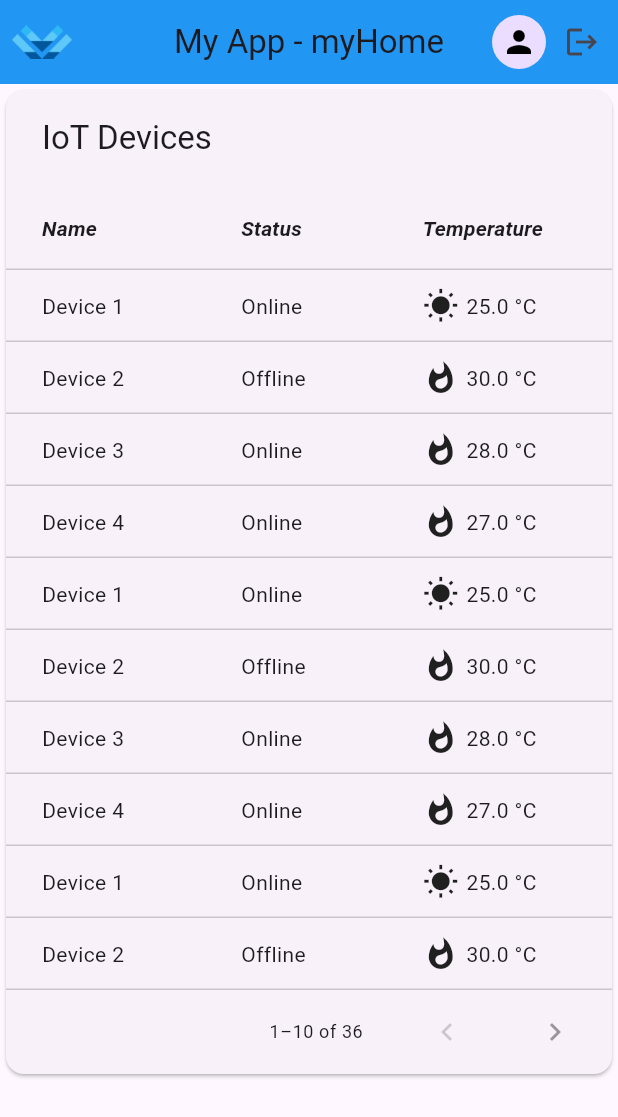
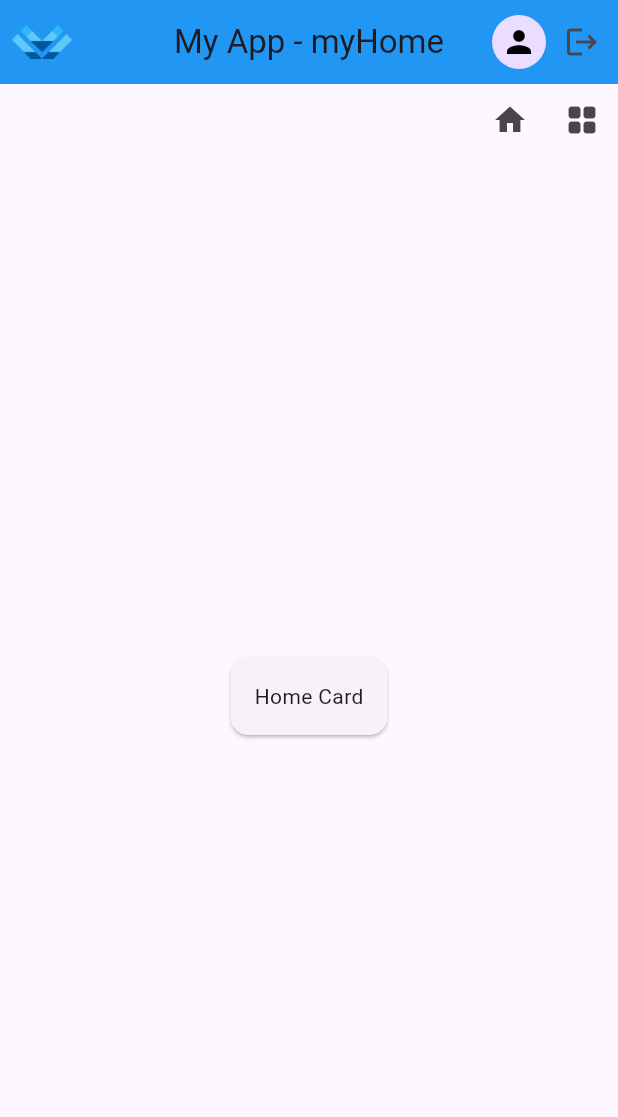
Before and after one commit to boodskap/twinned_template, a Flutter app: the screen it shows after launch, after a tap on "Forgot your password?", after a tap on "Cancel", after a tap on "Login", on a phone screen of 412 x 824 dp. Shown: the top 1117 px of the screen. Run offline on Flutter 3.47's test engine with Material 3 defaults, Android fonts, the light colour scheme and no system bars; our stand-ins replace convex_bottom_bar, pinput.

Commit message:
home screen view

```diff
--- /dev/null
+++ b/lib/pages/home/page_datatable.dart
@@ -0,0 +1,108 @@
+import 'package:flutter/material.dart';
+import 'package:twinned_template/pages/home/page_homescreen.dart';
+
+class DataTablePage extends StatelessWidget {
+  final List<IoTDevice> devices;
+
+  const DataTablePage({Key? key, required this.devices}) : super(key: key);
+
+  IconData getIconForTemperature(double temperature) {
+    if (temperature <= 20) {
+      return Icons.ac_unit;
+    } else if (temperature > 20 && temperature <= 25) {
+      return Icons.wb_sunny;
+    } else {
+      return Icons.whatshot;
+    }
+  }
+
+  @override
+  Widget build(BuildContext context) {
+    return SizedBox(
+      width: MediaQuery.of(context).size.width,
+      height: MediaQuery.of(context).size.height,
+      child: SingleChildScrollView(
+        child: PaginatedDataTable(
+          header: const Text('IoT Devices'),
+          columns: const <DataColumn>[
+            DataColumn(
+              label: Text(
+                'Name',
+                style: TextStyle(
+                  fontStyle: FontStyle.italic,
+                  fontWeight: FontWeight.bold,
+                ),
+              ),
+            ),
+            DataColumn(
+              label: Text(
+                'Status',
+                style: TextStyle(
+                  fontStyle: FontStyle.italic,
+                  fontWeight: FontWeight.bold,
+                ),
+              ),
+            ),
+            DataColumn(
+              label: Text(
+                'Temperature',
+                style: TextStyle(
+                  fontStyle: FontStyle.italic,
+                  fontWeight: FontWeight.bold,
+                ),
+              ),
+            ),
+          ],
+          source: _DeviceDataSource(devices),
+          rowsPerPage: 5,
+        ),
+      ),
+    );
+  }
+}
+
+class _DeviceDataSource extends DataTableSource {
+  final List<IoTDevice> _devices;
+
+  _DeviceDataSource(this._devices);
+
+  IconData getIconForTemperature(double temperature) {
+    if (temperature <= 20) {
+      return Icons.ac_unit;
+    } else if (temperature > 20 && temperature <= 25) {
+      return Icons.wb_sunny;
+    } else {
+      return Icons.whatshot;
+    }
+  }
+
+  @override
+  DataRow? getRow(int index) {
+    if (index >= _devices.length) {
+      return null;
+    }
+    final device = _devices[index];
+    return DataRow(cells: [
+      DataCell(Text(device.name)),
+      DataCell(Text(device.status)),
+      DataCell(
+        Row(
+          children: [
+            Icon(getIconForTemperature(device.temperature)),
+            const SizedBox(width: 5),
+            Text('${device.temperature} °C'),
+          ],
+        ),
+      ),
+    ]);
+  }
+
+  @override
+  bool get isRowCountApproximate => false;
+
+  @override
+  int get rowCount => _devices.length;
+
+  @override
+  int get selectedRowCount => 0;
+}
--- a/lib/pages/home/page_grid.dart
+++ /dev/null
@@ -1,161 +0,0 @@
-import 'package:flutter/material.dart';
-
-class IoTDevice {
-  final String name;
-  final String status;
-  final double temperature;
-
-  IoTDevice({
-    required this.name,
-    required this.status,
-    required this.temperature,
-  });
-}
-
-class GridPage extends StatefulWidget {
-  const GridPage({super.key});
-
-  @override
-  State<GridPage> createState() => _GridPageState();
-}
-
-class _GridPageState extends State<GridPage> {
-  List<IoTDevice> devices = [
-    IoTDevice(name: 'Device 1', status: 'Online', temperature: 25.0),
-    IoTDevice(name: 'Device 2', status: 'Offline', temperature: 30.0),
-    IoTDevice(name: 'Device 3', status: 'Online', temperature: 28.0),
-    IoTDevice(name: 'Device 4', status: 'Online', temperature: 27.0),
-    IoTDevice(name: 'Device 1', status: 'Online', temperature: 25.0),
-    IoTDevice(name: 'Device 2', status: 'Offline', temperature: 30.0),
-    IoTDevice(name: 'Device 3', status: 'Online', temperature: 28.0),
-    IoTDevice(name: 'Device 4', status: 'Online', temperature: 27.0),
-    IoTDevice(name: 'Device 1', status: 'Online', temperature: 25.0),
-    IoTDevice(name: 'Device 2', status: 'Offline', temperature: 30.0),
-    IoTDevice(name: 'Device 3', status: 'Online', temperature: 28.0),
-    IoTDevice(name: 'Device 4', status: 'Online', temperature: 27.0),
-    IoTDevice(name: 'Device 1', status: 'Online', temperature: 25.0),
-    IoTDevice(name: 'Device 2', status: 'Offline', temperature: 30.0),
-    IoTDevice(name: 'Device 3', status: 'Online', temperature: 28.0),
-    IoTDevice(name: 'Device 4', status: 'Online', temperature: 27.0),
-    IoTDevice(name: 'Device 1', status: 'Online', temperature: 25.0),
-    IoTDevice(name: 'Device 2', status: 'Offline', temperature: 30.0),
-    IoTDevice(name: 'Device 3', status: 'Online', temperature: 28.0),
-    IoTDevice(name: 'Device 4', status: 'Online', temperature: 27.0),
-    IoTDevice(name: 'Device 1', status: 'Online', temperature: 25.0),
-    IoTDevice(name: 'Device 2', status: 'Offline', temperature: 30.0),
-    IoTDevice(name: 'Device 3', status: 'Online', temperature: 28.0),
-    IoTDevice(name: 'Device 4', status: 'Online', temperature: 27.0),
-    IoTDevice(name: 'Device 1', status: 'Online', temperature: 25.0),
-    IoTDevice(name: 'Device 2', status: 'Offline', temperature: 30.0),
-    IoTDevice(name: 'Device 3', status: 'Online', temperature: 28.0),
-    IoTDevice(name: 'Device 4', status: 'Online', temperature: 27.0),
-    IoTDevice(name: 'Device 1', status: 'Online', temperature: 25.0),
-    IoTDevice(name: 'Device 2', status: 'Offline', temperature: 30.0),
-    IoTDevice(name: 'Device 3', status: 'Online', temperature: 28.0),
-    IoTDevice(name: 'Device 4', status: 'Online', temperature: 27.0),
-    IoTDevice(name: 'Device 1', status: 'Online', temperature: 25.0),
-    IoTDevice(name: 'Device 2', status: 'Offline', temperature: 30.0),
-    IoTDevice(name: 'Device 3', status: 'Online', temperature: 28.0),
-    IoTDevice(name: 'Device 4', status: 'Online', temperature: 27.0),
-    // Your IoTDevice list...
-  ];
-
-  IconData getIconForTemperature(double temperature) {
-    if (temperature <= 20) {
-      return Icons.ac_unit;
-    } else if (temperature > 20 && temperature <= 25) {
-      return Icons.wb_sunny;
-    } else {
-      return Icons.whatshot;
-    }
-  }
-
-  @override
-  Widget build(BuildContext context) {
-    return Scaffold(
-      // appBar: AppBar(
-      //   title: const Text('IoT Device Grid'),
-      // ),
-      body: SizedBox(
-        width: MediaQuery.of(context).size.width,
-        height: MediaQuery.of(context).size.height,
-        child: SingleChildScrollView(
-          child: PaginatedDataTable(
-            header: const Text('IoT Devices'),
-            columns: const <DataColumn>[
-              DataColumn(
-                label: Text(
-                  'Name',
-                  style: TextStyle(
-                      fontStyle: FontStyle.italic, fontWeight: FontWeight.bold),
-                ),
-              ),
-              DataColumn(
-                label: Text(
-                  'Status',
-                  style: TextStyle(
-                      fontStyle: FontStyle.italic, fontWeight: FontWeight.bold),
-                ),
-              ),
-              DataColumn(
-                label: Text(
-                  'Temperature',
-                  style: TextStyle(
-                      fontStyle: FontStyle.italic, fontWeight: FontWeight.bold),
-                ),
-              ),
-            ],
-            source: _DeviceDataSource(devices),
-            rowsPerPage: 10, // Number of rows per page
-          ),
-        ),
-      ),
-    );
-  }
-}
-
-class _DeviceDataSource extends DataTableSource {
-  final List<IoTDevice> _devices;
-
-  _DeviceDataSource(this._devices);
-
-  IconData getIconForTemperature(double temperature) {
-    if (temperature <= 20) {
-      return Icons.ac_unit;
-    } else if (temperature > 20 && temperature <= 25) {
-      return Icons.wb_sunny;
-    } else {
-      return Icons.whatshot;
-    }
-  }
-
-  @override
-  DataRow? getRow(int index) {
-    if (index >= _devices.length) {
-      return null;
-    }
-    final device = _devices[index];
-    return DataRow(cells: [
-      DataCell(Text(device.name)),
-      DataCell(Text(device.status)),
-      DataCell(
-        Row(
-          children: [
-            Icon(getIconForTemperature(device.temperature)),
-            const SizedBox(width: 5),
-            Text('${device.temperature} °C'),
-          ],
-        ),
-      ),
-    ]);
-  }
-
-  @override
-  bool get isRowCountApproximate => false;
-
-  @override
-  int get rowCount => _devices.length;
-
-  @override
-  int get selectedRowCount => 0;
-}
--- /dev/null
+++ b/lib/pages/home/page_homescreen.dart
@@ -0,0 +1,116 @@
+import 'package:flutter/material.dart';
+import 'package:twinned_template/pages/home/page_datatable.dart';
+
+class IoTDevice {
+  final String name;
+  final String status;
+  final double temperature;
+
+  IoTDevice({
+    required this.name,
+    required this.status,
+    required this.temperature,
+  });
+}
+
+enum ViewType { card, grid}
+
+class HomePageView extends StatefulWidget {
+  const HomePageView({
+    super.key,
+  });
+
+  @override
+  State<HomePageView> createState() => _HomePageViewState();
+}
+
+class _HomePageViewState extends State<HomePageView> {
+  List<IoTDevice> devices = [
+    IoTDevice(name: 'Device 1', status: 'Online', temperature: 25.0),
+    IoTDevice(name: 'Device 2', status: 'Offline', temperature: 30.0),
+    IoTDevice(name: 'Device 3', status: 'Online', temperature: 28.0),
+    IoTDevice(name: 'Device 4', status: 'Online', temperature: 27.0),
+    IoTDevice(name: 'Device 5', status: 'Online', temperature: 25.0),
+    IoTDevice(name: 'Device 6', status: 'Offline', temperature: 30.0),
+    IoTDevice(name: 'Device 7', status: 'Online', temperature: 28.0),
+    IoTDevice(name: 'Device 8', status: 'Online', temperature: 27.0),
+    IoTDevice(name: 'Device 9', status: 'Online', temperature: 25.0),
+    IoTDevice(name: 'Device 10', status: 'Offline', temperature: 30.0),
+    IoTDevice(name: 'Device 11', status: 'Online', temperature: 28.0),
+    IoTDevice(name: 'Device 12', status: 'Online', temperature: 27.0),
+    IoTDevice(name: 'Device 13', status: 'Online', temperature: 25.0),
+    IoTDevice(name: 'Device 14', status: 'Offline', temperature: 30.0),
+    IoTDevice(name: 'Device 15', status: 'Online', temperature: 28.0),
+  ];
+
+  ViewType _viewType = ViewType.card;
+
+  @override
+  Widget build(BuildContext context) {
+    return Scaffold(
+      body: SafeArea(
+        child: Column(
+          children: [
+            Row(
+              mainAxisAlignment: MainAxisAlignment.end,
+              children: [
+                IconButton(
+                  onPressed: () {
+                    setState(() {
+                      _viewType = ViewType.card;
+                    });
+                  },
+                  icon: const Icon(Icons.home),
+                ),
+                IconButton(
+                  onPressed: () {
+                    setState(() {
+                      _viewType = ViewType.grid;
+                    });
+                  },
+                  icon: const Icon(Icons.grid_view_rounded),
+                ),
+                // IconButton(
+                //   onPressed: () {
+                //     setState(() {
+                //       _viewType = ViewType.settings;
+                //     });
+                //   },
+                //   icon: const Icon(Icons.settings),
+                // ),
+              ],
+            ),
+            Expanded(
+              child: _buildView(),
+            ),
+          ],
+        ),
+      ),
+    );
+  }
+
+  Widget _buildView() {
+    switch (_viewType) {
+      case ViewType.card:
+        return const Center(
+          child: Card(
+            child: Padding(
+              padding: EdgeInsets.all(16.0),
+              child: Text('Home Card'),
+            ),
+          ),
+        );
+      case ViewType.grid:
+        return DataTablePage(devices: devices);
+      // case ViewType.settings:
+      //   return const Center(
+      //     child: Card(
+      //       child: Padding(
+      //         padding: EdgeInsets.all(16.0),
+      //         child: Text('Settings Card'),
+      //       ),
+      //     ),
+      //   );
+    }
+  }
+}
--- a/lib/pages/home/sidemenu.dart
+++ b/lib/pages/home/sidemenu.dart
@@ -1,6 +1,6 @@
 import 'package:flutter/material.dart';
 import 'package:convex_bottom_bar/convex_bottom_bar.dart';
-import 'package:twinned_template/pages/home/page_grid.dart';
+import 'package:twinned_template/pages/home/page_homescreen.dart';
 import 'package:twinned_template/pages/profile/page_profile.dart';
 
 class SideMenu extends StatelessWidget {
@@ -49,7 +49,7 @@ class _MyHomePageState extends State<MyHomePage> {
   Widget _getPageAt(SelectedPage index) {
     switch (index) {
       case SelectedPage.myHome:
-        return const GridPage();
+        return const HomePageView();
       case SelectedPage.menuItem1:
         return const Center(child: Text('Menu Item 1'));
       case SelectedPage.menuItem2:
```
